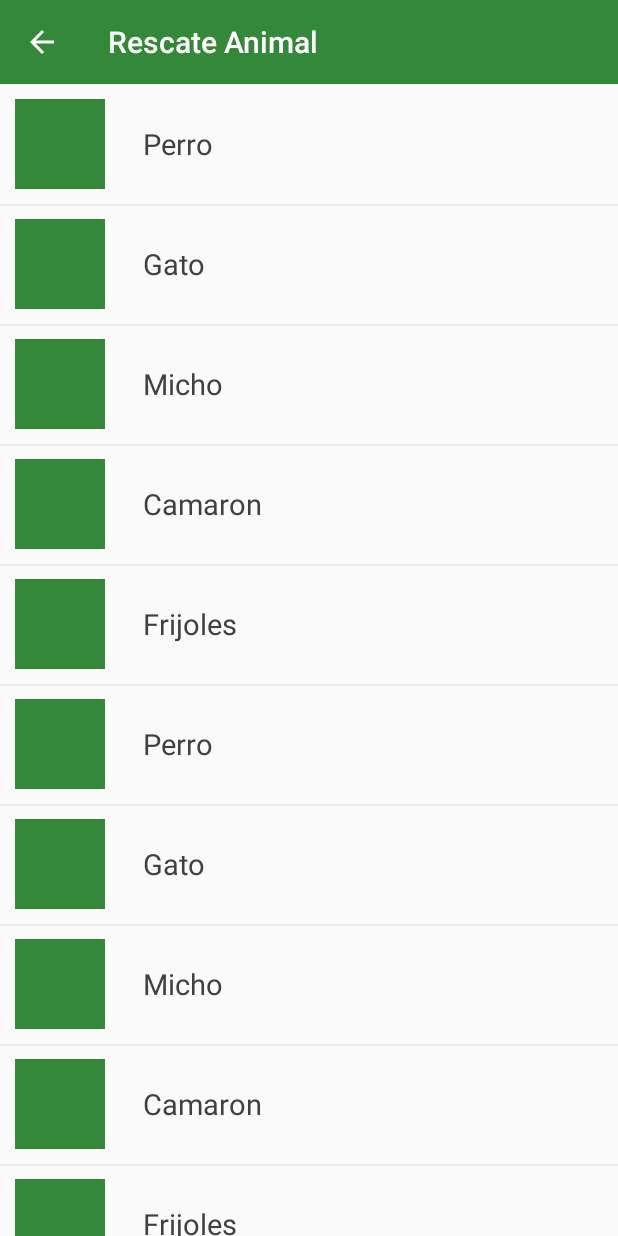
After one commit to vicgp91/Rescate_Animal, an Android app: the InfoAnimal screen opened directly, with no data from a screen before it, on a phone screen of 412 x 824 dp. The commit adds this screen. Run offline under Robolectric (Android 15) with nearby library versions, the phone set to English and light mode, and no system bars.

Commit message:
InfoAnimal - Luis

```diff
--- a/app/src/main/AndroidManifest.xml
+++ b/app/src/main/AndroidManifest.xml
@@ -18,7 +18,8 @@
         </activity>
         <activity android:name=".LoginScreen" />
         <activity android:name=".RegisterScreen" />
-        <activity android:name=".HomeScreen"></activity>
+        <activity android:name=".HomeScreen" />
+        <activity android:name=".InfoAnimal"></activity>
     </application>
 
 </manifest>
--- a/app/src/main/java/appcpanama/logicstudio/net/appcpanama/IntroFragments/drawerAdapter.java
+++ b/app/src/main/java/appcpanama/logicstudio/net/appcpanama/Adapters/drawerAdapter.java
@@ -1,4 +1,4 @@
-package appcpanama.logicstudio.net.appcpanama.IntroFragments;
+package appcpanama.logicstudio.net.appcpanama.Adapters;
 
 import android.support.v7.widget.RecyclerView;
 import android.view.LayoutInflater;
@@ -45,6 +45,13 @@ public class drawerAdapter extends RecyclerView.Adapter<drawerAdapter.ViewHolder
                 subTitleItem = (TextView) itemView.findViewById(R.id.item_drawer_subtitle);
                 itemImage = (ImageView) itemView.findViewById(R.id.item_drawer_image);
                 Holderid = 1;
+
+                itemView.setOnClickListener(new View.OnClickListener() {
+                    @Override
+                    public void onClick(View view) {
+                        homeScreen.clickDrawer(getLayoutPosition());
+                    }
+                });
             } else {
 
 
--- /dev/null
+++ b/app/src/main/java/appcpanama/logicstudio/net/appcpanama/Adapters/infoAnimalAdapter.java
@@ -0,0 +1,64 @@
+package appcpanama.logicstudio.net.appcpanama.Adapters;
+
+
+import android.support.v7.widget.RecyclerView;
+import android.view.LayoutInflater;
+import android.view.View;
+import android.view.ViewGroup;
+import android.widget.ImageView;
+import android.widget.TextView;
+
+
+
+import java.util.List;
+
+import appcpanama.logicstudio.net.appcpanama.JavaBeans.infoAnimalBeans;
+import appcpanama.logicstudio.net.appcpanama.R;
+
+public class infoAnimalAdapter extends RecyclerView.Adapter<infoAnimalAdapter.ViewHolder> {
+
+    private List<infoAnimalBeans> items;
+
+    public infoAnimalAdapter(List<infoAnimalBeans> items) {
+        this.items = items;
+    }
+
+    public static class ViewHolder extends RecyclerView.ViewHolder {
+
+        TextView title;
+        ImageView icono;
+
+        public ViewHolder(View v) {
+            super(v);
+
+            icono = (ImageView) v.findViewById(R.id.item_infoanimal_img);
+            title = (TextView)v.findViewById(R.id.item_infoanimal_name);
+        }
+    }
+
+    @Override
+    public int getItemCount() {
+        if (items != null) {
+            return items.size();
+        } else
+            return 0;
+    }
+
+
+    @Override
+    public ViewHolder onCreateViewHolder(ViewGroup viewGroup, int i) {
+        View v = LayoutInflater.from(viewGroup.getContext())
+                .inflate(R.layout.item_infoanimal, viewGroup, false);
+
+        return new ViewHolder(v);
+    }
+
+    @Override
+    public void onBindViewHolder(ViewHolder viewHolder, final int i) {
+        if (items != null) {
+
+            viewHolder.title.setText(items.get(i).getNombre());
+
+        }
+    }
+}
--- /dev/null
+++ b/app/src/main/java/appcpanama/logicstudio/net/appcpanama/Commons/SimpleDividerItemDecoration.java
@@ -0,0 +1,40 @@
+package appcpanama.logicstudio.net.appcpanama.Commons;
+
+import android.content.Context;
+import android.graphics.Canvas;
+import android.graphics.drawable.Drawable;
+import android.support.v7.widget.RecyclerView;
+import android.view.View;
+
+import appcpanama.logicstudio.net.appcpanama.R;
+
+/**
+ * Created by LogicStudio on 24/10/16.
+ */
+
+public class SimpleDividerItemDecoration extends RecyclerView.ItemDecoration {
+    private Drawable mDivider;
+
+    public SimpleDividerItemDecoration(Context context) {
+        mDivider = context.getResources().getDrawable(R.drawable.line_divider);
+    }
+
+    @Override
+    public void onDrawOver(Canvas c, RecyclerView parent, RecyclerView.State state) {
+        int left = parent.getPaddingLeft();
+        int right = parent.getWidth() - parent.getPaddingRight();
+
+        int childCount = parent.getChildCount();
+        for (int i = 0; i < childCount; i++) {
+            View child = parent.getChildAt(i);
+
+            RecyclerView.LayoutParams params = (RecyclerView.LayoutParams) child.getLayoutParams();
+
+            int top = child.getBottom() + params.bottomMargin;
+            int bottom = top + mDivider.getIntrinsicHeight();
+
+            mDivider.setBounds(left, top, right, bottom);
+            mDivider.draw(c);
+        }
+    }
+}
--- a/app/src/main/java/appcpanama/logicstudio/net/appcpanama/HomeScreen.java
+++ b/app/src/main/java/appcpanama/logicstudio/net/appcpanama/HomeScreen.java
@@ -1,5 +1,7 @@
 package appcpanama.logicstudio.net.appcpanama;
 
+import android.content.Intent;
+import android.os.Handler;
 import android.support.v4.widget.DrawerLayout;
 import android.support.v7.app.ActionBarDrawerToggle;
 import android.support.v7.app.AppCompatActivity;
@@ -9,7 +11,7 @@ import android.support.v7.widget.RecyclerView;
 import android.support.v7.widget.Toolbar;
 import android.view.View;
 
-import appcpanama.logicstudio.net.appcpanama.IntroFragments.drawerAdapter;
+import appcpanama.logicstudio.net.appcpanama.Adapters.drawerAdapter;
 
 public class HomeScreen extends AppCompatActivity {
 
@@ -74,4 +76,56 @@ public class HomeScreen extends AppCompatActivity {
 
     }
 
+
+    public void clickDrawer(int position) {
+
+        Intent drawerPosition = null;
+        switch (position) {
+
+            case 1:
+
+                break;
+
+
+            case 2:
+                drawerPosition = new Intent(HomeScreen.this, InfoAnimal.class);
+                break;
+
+
+            case 3:
+
+                break;
+
+
+            case 4:
+
+                break;
+        }
+
+        startActivity(drawerPosition);
+
+        new Handler().postDelayed(new Runnable() {
+            @Override
+            public void run() {
+                checkDrawerOpen();
+            }
+        }, 300);
+
+    }
+
+    private boolean checkDrawerOpen() {
+        if (drawerLayout.isDrawerOpen(drawerList)) {
+            drawerLayout.closeDrawer(drawerList);
+
+            return true;
+        } else
+            return false;
+    }
+
+    @Override
+    public void onBackPressed() {
+
+        if (!checkDrawerOpen())
+            super.onBackPressed();
+    }
 }
--- /dev/null
+++ b/app/src/main/java/appcpanama/logicstudio/net/appcpanama/InfoAnimal.java
@@ -0,0 +1,93 @@
+package appcpanama.logicstudio.net.appcpanama;
+
+import android.support.v7.app.AppCompatActivity;
+import android.os.Bundle;
+import android.support.v7.widget.LinearLayoutManager;
+import android.support.v7.widget.RecyclerView;
+import android.support.v7.widget.Toolbar;
+import android.view.MenuItem;
+
+import java.util.ArrayList;
+import java.util.List;
+
+import appcpanama.logicstudio.net.appcpanama.Adapters.infoAnimalAdapter;
+import appcpanama.logicstudio.net.appcpanama.Commons.SimpleDividerItemDecoration;
+import appcpanama.logicstudio.net.appcpanama.JavaBeans.infoAnimalBeans;
+
+public class InfoAnimal extends AppCompatActivity {
+
+    //Variable
+    List<infoAnimalBeans> list;
+
+    //Controls
+    Toolbar toolbar;
+    RecyclerView rclrList;
+    RecyclerView.Adapter adapter;
+    RecyclerView.LayoutManager layoutManager;
+
+    @Override
+    protected void onCreate(Bundle savedInstanceState) {
+        super.onCreate(savedInstanceState);
+        setContentView(R.layout.info_animal);
+
+        initInstance();
+        assign();
+    }
+
+    private void initInstance() {
+        toolbar = (Toolbar) findViewById(R.id.toolbar);
+
+        rclrList = (RecyclerView) findViewById(R.id.rclr_infoanimal_list);
+
+        fakeData();
+
+        adapter = new infoAnimalAdapter(list);
+
+        layoutManager = new LinearLayoutManager(getApplicationContext());
+    }
+
+    private void assign() {
+
+        setSupportActionBar(toolbar);
+        getSupportActionBar().setDisplayHomeAsUpEnabled(true);
+
+        rclrList.setLayoutManager(layoutManager);
+        rclrList.addItemDecoration(new SimpleDividerItemDecoration(this));
+        rclrList.setAdapter(adapter);
+    }
+
+
+    private void fakeData() {
+
+        list = new ArrayList<>();
+
+        list.add(new infoAnimalBeans("Perro"));
+        list.add(new infoAnimalBeans("Gato"));
+        list.add(new infoAnimalBeans("Micho"));
+        list.add(new infoAnimalBeans("Camaron"));
+        list.add(new infoAnimalBeans("Frijoles"));
+        list.add(new infoAnimalBeans("Perro"));
+        list.add(new infoAnimalBeans("Gato"));
+        list.add(new infoAnimalBeans("Micho"));
+        list.add(new infoAnimalBeans("Camaron"));
+        list.add(new infoAnimalBeans("Frijoles"));
+        list.add(new infoAnimalBeans("Gato"));
+        list.add(new infoAnimalBeans("Micho"));
+        list.add(new infoAnimalBeans("Camaron"));
+        list.add(new infoAnimalBeans("Frijoles"));
+        list.add(new infoAnimalBeans("Gato"));
+        list.add(new infoAnimalBeans("Micho"));
+        list.add(new infoAnimalBeans("Camaron"));
+        list.add(new infoAnimalBeans("Frijoles"));
+
+    }
+
+    @Override
+    public boolean onOptionsItemSelected(MenuItem menuItem) {
+        switch (menuItem.getItemId()) {
+            case android.R.id.home:
+                onBackPressed();
+        }
+        return (super.onOptionsItemSelected(menuItem));
+    }
+}
--- /dev/null
+++ b/app/src/main/java/appcpanama/logicstudio/net/appcpanama/JavaBeans/infoAnimalBeans.java
@@ -0,0 +1,21 @@
+package appcpanama.logicstudio.net.appcpanama.JavaBeans;
+
+/**
+ * Created by LogicStudio on 24/10/16.
+ */
+
+public class infoAnimalBeans {
+
+    String nombre;
+
+    public infoAnimalBeans(String nombre)
+    {
+        this.nombre = nombre;
+    }
+
+    public String getNombre() {
+        return nombre;
+    }
+
+
+}
--- /dev/null
+++ b/app/src/main/res/drawable/line_divider.xml
@@ -0,0 +1,11 @@
+<?xml version="1.0" encoding="utf-8"?>
+<shape xmlns:android="http://schemas.android.com/apk/res/android"
+    android:shape="rectangle">
+
+    <size
+        android:width="1dp"
+        android:height="1dp" />
+
+    <solid android:color="@color/colorWhiteGray" />
+
+</shape>
--- /dev/null
+++ b/app/src/main/res/layout/info_animal.xml
@@ -0,0 +1,26 @@
+<?xml version="1.0" encoding="utf-8"?>
+<LinearLayout xmlns:android="http://schemas.android.com/apk/res/android"
+    xmlns:tools="http://schemas.android.com/tools"
+    xmlns:app="http://schemas.android.com/apk/res-auto"
+    android:id="@+id/info_animal"
+    android:layout_width="match_parent"
+    android:layout_height="match_parent"
+    android:orientation="vertical"
+    tools:context="appcpanama.logicstudio.net.appcpanama.InfoAnimal">
+
+
+    <android.support.v7.widget.Toolbar
+        android:id="@+id/toolbar"
+        android:layout_width="match_parent"
+        android:layout_height="?attr/actionBarSize"
+        android:background="?attr/colorPrimary"
+        app:popupTheme="@style/ThemeOverlay.AppCompat.Light"
+        app:theme="@style/ThemeOverlay.AppCompat.Dark.ActionBar" />
+
+    <android.support.v7.widget.RecyclerView
+        android:id="@+id/rclr_infoanimal_list"
+        android:layout_width="match_parent"
+        android:layout_height="match_parent"
+        android:orientation="vertical"/>
+
+</LinearLayout>
--- /dev/null
+++ b/app/src/main/res/layout/item_infoanimal.xml
@@ -0,0 +1,24 @@
+<?xml version="1.0" encoding="utf-8"?>
+<LinearLayout xmlns:android="http://schemas.android.com/apk/res/android"
+    android:layout_width="match_parent"
+    android:layout_height="80dp"
+    android:gravity="center_vertical"
+    android:orientation="horizontal">
+
+    <ImageView
+        android:id="@+id/item_infoanimal_img"
+        android:layout_width="60dp"
+        android:layout_height="60dp"
+        android:layout_marginLeft="10dp"
+        android:layout_marginRight="25dp"
+        android:background="@color/colorPrimary" />
+
+    <TextView
+        android:id="@+id/item_infoanimal_name"
+        android:layout_width="match_parent"
+        android:layout_height="match_parent"
+        android:gravity="left|center_vertical"
+        android:textColor="@color/colorBlack"
+        android:textSize="19sp" />
+
+</LinearLayout>
--- a/app/src/main/res/values/colors.xml
+++ b/app/src/main/res/values/colors.xml
@@ -3,6 +3,7 @@
     <color name="colorWhite">#FFFFFF</color>
     <color name="colorWhiteGray">#ececec</color>
     <color name="colorBlackGray">#6e6e6e</color>
+    <color name="colorBlack">#404040</color>
     <color name="colorPrimary">#348839</color>
     <color name="colorPrimaryDark">#215e10</color>
     <color name="colorPrimaryDarker">#1e540e</color>
```
